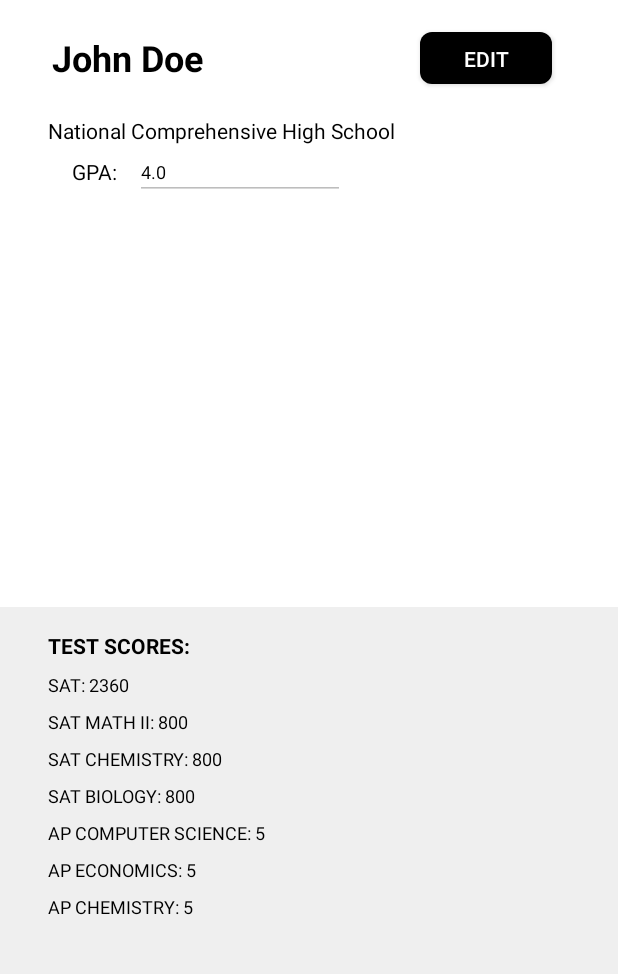
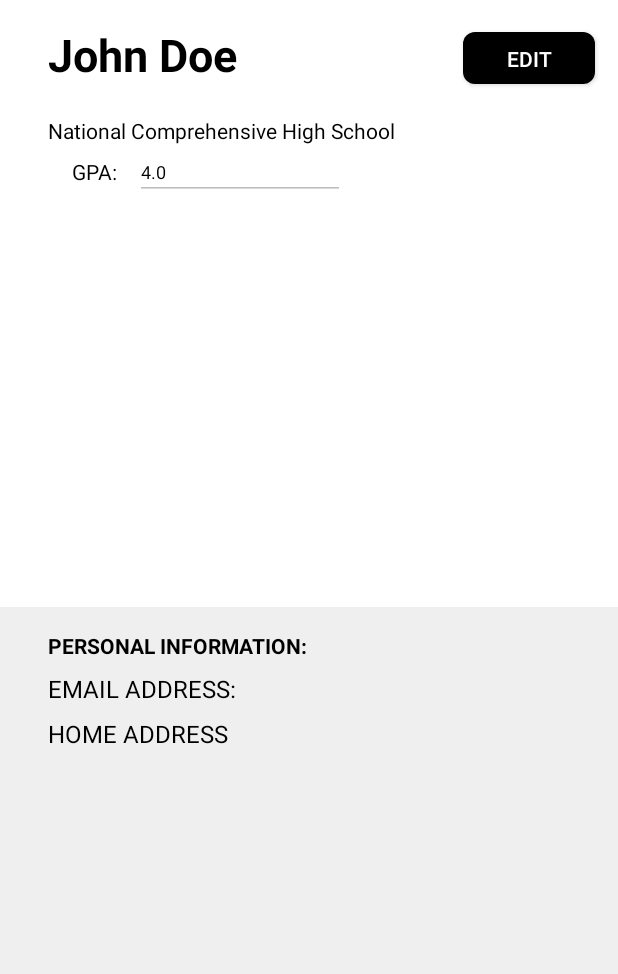
Before and after one commit to lpark9/CozmoCrew, an Android app: the fragment ProfileFragment shown on its own in the app's theme, on a phone screen of 412 x 824 dp, the part 246-1220 px from its top. Run offline under Robolectric (Android 15) with nearby library versions, the phone set to English and light mode, and no system bars; our stand-ins replace ButterKnife, Firebase (no records; nobody signed in at launch, a user with empty details on screens opened directly).

Commit message:
profile with basic registration information

```diff
--- a/app/src/main/java/com/example/mamfe/commonappafrica/MainActivity.java
+++ b/app/src/main/java/com/example/mamfe/commonappafrica/MainActivity.java
@@ -277,6 +277,7 @@ public class MainActivity extends AppCompatActivity
                         ProfileFragment profileFragment = new ProfileFragment();
                         FragmentTransaction transaction = getFragmentManager().beginTransaction();
 
+
                         transaction.replace(R.id.frame_container, profileFragment);
                         transaction.addToBackStack(null);
                         transaction.commit();
--- a/app/src/main/java/com/example/mamfe/commonappafrica/ProfileFragment.java
+++ b/app/src/main/java/com/example/mamfe/commonappafrica/ProfileFragment.java
@@ -4,11 +4,19 @@ package com.example.mamfe.commonappafrica;
 import android.os.Bundle;
 import android.app.Fragment;
 import android.app.FragmentTransaction;
+import android.support.annotation.NonNull;
 import android.view.LayoutInflater;
 import android.view.View;
 import android.view.ViewGroup;
 import android.widget.Button;
 import android.widget.EditText;
+import android.widget.TextView;
+
+import com.google.firebase.database.DataSnapshot;
+import com.google.firebase.database.DatabaseError;
+import com.google.firebase.database.DatabaseReference;
+import com.google.firebase.database.FirebaseDatabase;
+import com.google.firebase.database.ValueEventListener;
 
 import org.w3c.dom.Text;
 
@@ -25,13 +33,23 @@ public class ProfileFragment extends Fragment {
 
     @BindView(R.id.gpaText)
     EditText editText;
+
+    TextView emailText;
+    TextView addresstext;
+    TextView nameText;
+    private DatabaseReference databaseReference;
+
     @Override
     public View onCreateView(LayoutInflater inflater, ViewGroup container,
                              Bundle savedInstanceState) {
         View view = inflater.inflate(R.layout.fragment_profile, container, false);
+        System.out.println("______________________________________");
+        changeInfo(view);
         ButterKnife.bind(this, view);
         editText.setText(Model.GPA);
         return view;
+
+
     }
     @OnClick (R.id.editButton) void onClick(Button v) {
 
@@ -47,4 +65,29 @@ public class ProfileFragment extends Fragment {
         }
     }
 
+    public void changeInfo(View view) {
+        FirebaseDatabase firebaseDatabase = FirebaseDatabase.getInstance();
+        databaseReference = firebaseDatabase.getReference();
+        emailText = (TextView) view.findViewById(R.id.emailAddress);
+        addresstext = (TextView) view.findViewById(R.id.homeAddress);
+        nameText = (TextView) view.findViewById(R.id.textView2);
+        databaseReference.child("Users").orderByChild("email").equalTo(LoginActivity.userId).addListenerForSingleValueEvent(new ValueEventListener() {
+            @Override
+            public void onDataChange(@NonNull DataSnapshot dataSnapshot) {
+                Iterable<DataSnapshot> children = dataSnapshot.getChildren();
+                String email, add;
+                for (DataSnapshot child: children) {
+                    emailText.setText("Email Address: " + child.child("email").getValue().toString());
+                    addresstext.setText("Home Address: " + child.child("address").getValue().toString());
+                    nameText.setText(child.child("name").getValue().toString());
+                }
+            }
+
+            @Override
+            public void onCancelled(@NonNull DatabaseError databaseError) {
+
+            }
+        });
+    }
+
 }
--- a/app/src/main/res/layout/fragment_profile.xml
+++ b/app/src/main/res/layout/fragment_profile.xml
@@ -20,15 +20,15 @@
 
     <TextView
         android:id="@+id/textView2"
-        android:layout_width="106dp"
+        android:layout_width="240dp"
         android:layout_height="45dp"
         android:layout_marginStart="32dp"
         android:layout_marginTop="124dp"
-        android:gravity="center_vertical"
+        android:gravity="left"
         android:text="John Doe"
-        android:textAlignment="center"
+        android:textAlignment="gravity"
         android:textColor="@android:color/black"
-        android:textSize="24sp"
+        android:textSize="30sp"
         android:textStyle="bold"
         app:layout_constraintStart_toStartOf="parent"
         app:layout_constraintTop_toTopOf="parent" />
@@ -96,87 +96,40 @@
         app:layout_constraintStart_toStartOf="parent"
         app:layout_constraintTop_toTopOf="parent"
         app:layout_constraintVertical_bias="1.0">
+
         <TextView
             android:layout_width="match_parent"
             android:layout_height="wrap_content"
             android:layout_marginLeft="32dp"
             android:layout_marginTop="16dp"
+            android:text="Personal Information:"
+            android:textAllCaps="true"
+            android:textColor="@android:color/background_dark"
             android:textSize="14sp"
-            android:text="Test Scores:"
-            android:textAllCaps="true"
-            android:textStyle="bold"
-            android:textColor="@android:color/background_dark"
-            />
+            android:textStyle="bold" />
+
         <TextView
+            android:id="@+id/emailAddress"
             android:layout_width="match_parent"
             android:layout_height="wrap_content"
             android:layout_marginLeft="32dp"
             android:layout_marginTop="8dp"
-            android:textSize="12sp"
-            android:text="SAT: 2360"
+            android:text="Email Address:"
             android:textAllCaps="true"
             android:textColor="@android:color/background_dark"
-            />
+            android:textSize="16sp" />
+
         <TextView
+            android:id="@+id/homeAddress"
             android:layout_width="match_parent"
             android:layout_height="wrap_content"
             android:layout_marginLeft="32dp"
             android:layout_marginTop="8dp"
-            android:textSize="12sp"
-            android:text="SAT Math II: 800"
+            android:text="Home Address"
             android:textAllCaps="true"
             android:textColor="@android:color/background_dark"
-            />
-        <TextView
-            android:layout_width="match_parent"
-            android:layout_height="wrap_content"
-            android:layout_marginLeft="32dp"
-            android:layout_marginTop="8dp"
-            android:textSize="12sp"
-            android:text="SAT Chemistry: 800"
-            android:textAllCaps="true"
-            android:textColor="@android:color/background_dark"
-            />
-        <TextView
-            android:layout_width="match_parent"
-            android:layout_height="wrap_content"
-            android:layout_marginLeft="32dp"
-            android:layout_marginTop="8dp"
-            android:textSize="12sp"
-            android:text="SAT Biology: 800"
-            android:textAllCaps="true"
-            android:textColor="@android:color/background_dark"
-            />
-        <TextView
-            android:layout_width="match_parent"
-            android:layout_height="wrap_content"
-            android:layout_marginLeft="32dp"
-            android:layout_marginTop="8dp"
-            android:textSize="12sp"
-            android:text="AP Computer Science: 5"
-            android:textAllCaps="true"
-            android:textColor="@android:color/background_dark"
-            />
-        <TextView
-            android:layout_width="match_parent"
-            android:layout_height="wrap_content"
-            android:layout_marginLeft="32dp"
-            android:layout_marginTop="8dp"
-            android:textSize="12sp"
-            android:text="AP Economics: 5"
-            android:textAllCaps="true"
-            android:textColor="@android:color/background_dark"
-            />
-        <TextView
-            android:layout_width="match_parent"
-            android:layout_height="wrap_content"
-            android:layout_marginLeft="32dp"
-            android:layout_marginTop="8dp"
-            android:textSize="12sp"
-            android:text="AP Chemistry: 5"
-            android:textAllCaps="true"
-            android:textColor="@android:color/background_dark"
-            />
+            android:textSize="16sp" />
+
     </LinearLayout>
 
 </android.support.constraint.ConstraintLayout>
```
